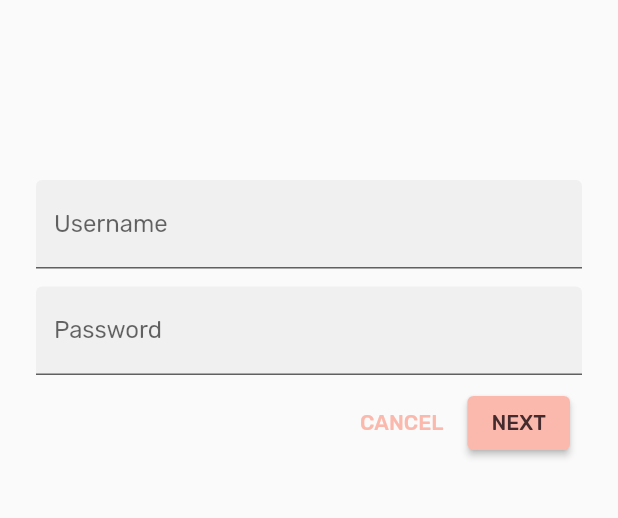
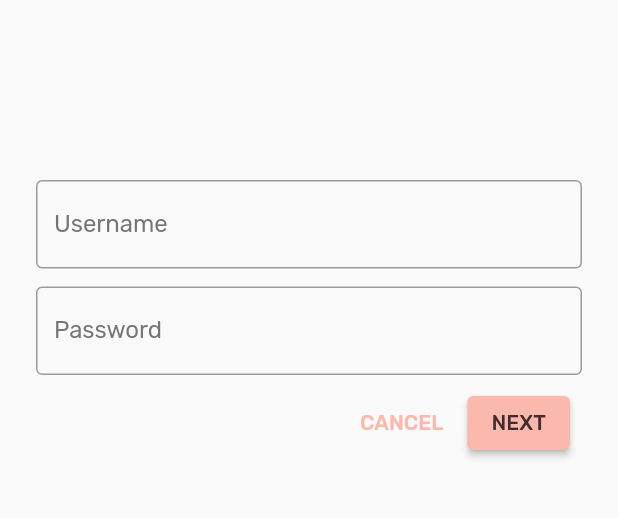
Before and after one commit to SlothfulAlfred/mdc_100_series, a Flutter app: the screen it shows after launch, on a phone screen of 412 x 824 dp, the part 237-755 px from its top. Run offline on Flutter 3.47's test engine with Material 2 defaults, Android fonts, the phone set to English and light mode, and no system bars.

Commit message:
Redecorate Input Fields
Implemented second half of MDC-103 section 5: Modify typography and label styles.

Added focus nodes to the input fields with conditional coloration. Increased contrast of borders.

```diff
--- a/lib/login.dart
+++ b/lib/login.dart
@@ -22,6 +22,20 @@ class LoginPage extends StatefulWidget {
 class _LoginPageState extends State<LoginPage> {
   final _usernameController = TextEditingController();
   final _passwordController = TextEditingController();
+  final _usernameFocus = FocusNode();
+  final _passwordFocus = FocusNode();
+  final _unfocusedColor = Colors.grey[600];
+
+  @override
+  void initState() {
+    super.initState();
+    _usernameFocus.addListener(() {
+      setState() {}
+    });
+    _passwordFocus.addListener(() {
+      setState() {}
+    });
+  }
 
   @override
   Widget build(BuildContext context) {
@@ -43,14 +57,18 @@ class _LoginPageState extends State<LoginPage> {
             ),
             SizedBox(height: 120.0),
             // TODO: Wrap Username with AccentColorOverride (103)
-            // TODO: Remove filled: true values (103)
             // TODO: Wrap Password with AccentColorOverride (103)
             // [name]
             TextField(
               controller: _usernameController,
+              focusNode: _usernameFocus,
               decoration: InputDecoration(
-                filled: true,
                 labelText: "Username",
+                labelStyle: TextStyle(
+                  color: _usernameFocus.hasFocus
+                      ? Theme.of(context).colorScheme.secondary
+                      : _unfocusedColor,
+                ),
               ),
             ),
             // spacer
@@ -58,9 +76,14 @@ class _LoginPageState extends State<LoginPage> {
             // [password]
             TextField(
               controller: _passwordController,
+              focusNode: _passwordFocus,
               decoration: InputDecoration(
-                filled: true,
                 labelText: "Password",
+                labelStyle: TextStyle(
+                  color: _passwordFocus.hasFocus
+                      ? Theme.of(context).colorScheme.secondary
+                      : _unfocusedColor,
+                ),
               ),
               obscureText: true,
             ),
```
Also changed, not shown: lib/app.dart (+9 -1 lines).
